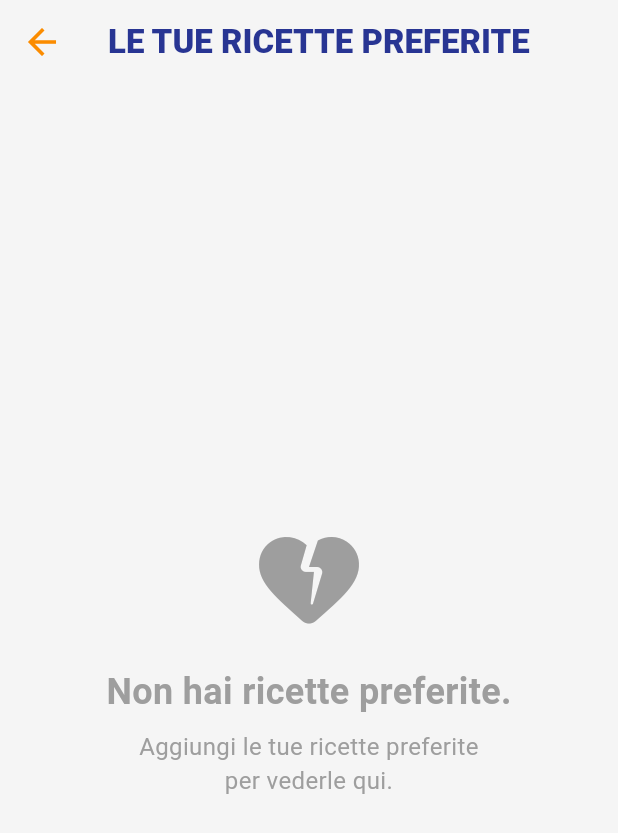
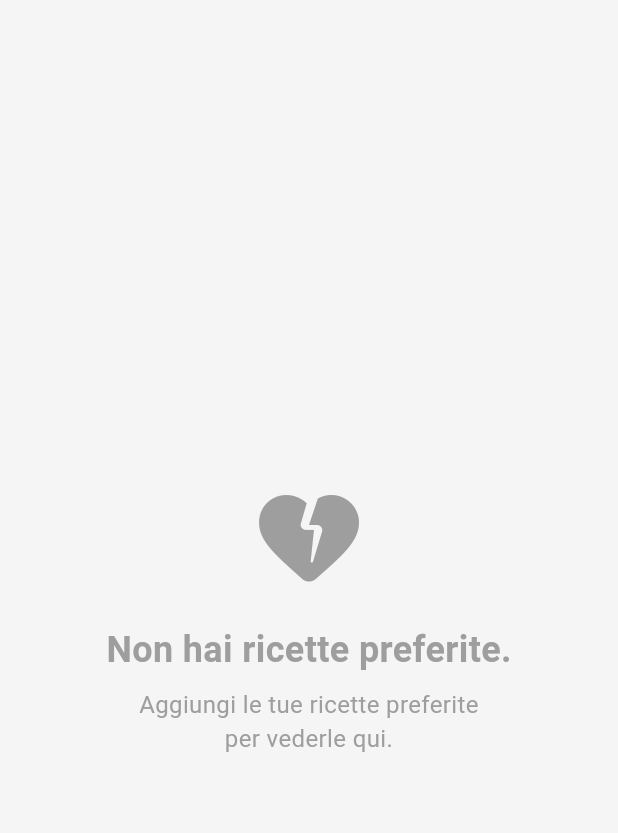
Before and after one commit to frankydedo/buonAPPetito, a Flutter app: the PreferitiPage screen opened by its route, on a phone screen of 412 x 824 dp. Shown: the top 833 px of the screen. Run offline on Flutter 3.47's test engine with Material 3 defaults, Android fonts, the phone set to English and light mode, and no system bars; our stand-ins replace flutter_slidable, google_fonts, image_picker.

Commit message:
minor changes

```diff
--- a/lib/pages/DashboardPage.dart
+++ b/lib/pages/DashboardPage.dart
@@ -101,7 +101,7 @@ class _DashboardPageState extends State<DashboardPage> {
                     children: [
                       // tile del carosello
                       SizedBox(
-                        height: screenHeight * 0.45,
+                        height: 420,
                         width: screenWidth * 0.95,
                         child: PageView.builder(
                           controller: _controllerCarosello,
--- a/lib/pages/PreferitiPage.dart
+++ b/lib/pages/PreferitiPage.dart
@@ -24,9 +24,11 @@ class _PreferitiPageState extends State<PreferitiPage> {
       builder: (context, colorsModel, ricetteModel, _) {
         final List<Ricetta> preferiti = ricetteModel.preferiti;
         return Scaffold(
-          appBar: AppBar(
-            centerTitle: true,
-            title: Text(
+          body: Container(
+            child: preferiti.isNotEmpty
+                ? Column(
+                  children: [
+                    Text(
                     'LE TUE RICETTE PREFERITE',
                       style: GoogleFonts.encodeSans(
                         color: colorsModel.getColoreTitoli(context),
@@ -34,16 +36,13 @@ class _PreferitiPageState extends State<PreferitiPage> {
                         fontWeight: FontWeight.w800
                       ),
                     ),
-            //backgroundColor: colorsModel.getColorePrimario(context),
-          ),
-          body: Container(
-            child: preferiti.isNotEmpty
-                ? ListView.builder(
+                    Expanded(
+                      child: ListView.builder(
                           itemCount: preferiti.length,
                           itemBuilder: (context, index) {
                             final ricetta = preferiti[index];
                             return Padding(
-                        padding: const EdgeInsets.fromLTRB(12.0, 10, 12, 0),
+                              padding: const EdgeInsets.fromLTRB(12.0, 24, 12, 0),
                               child: Slidable(
                                 endActionPane: ActionPane(
                                   motion: DrawerMotion(),
@@ -65,6 +64,9 @@ class _PreferitiPageState extends State<PreferitiPage> {
                               ),
                             );
                           },
+                        ),
+                    ),
+                  ],
                 )
 
                   // da mostrare in caso di lista vuota
--- a/lib/pages/SearchPage.dart
+++ b/lib/pages/SearchPage.dart
@@ -120,6 +120,7 @@ class _SearchPageState extends State<SearchPage> {
                   children: [
                     // Primo pulsante (Categorie)
                     SizedBox(
+                      height: 50,
                       width: screenWidth * 0.30,
                       child: ElevatedButton.icon(
                         onPressed: () {
@@ -133,7 +134,7 @@ class _SearchPageState extends State<SearchPage> {
                           shape: RoundedRectangleBorder(
                             borderRadius: BorderRadius.circular(20),
                           ),
-                          padding: EdgeInsets.symmetric(horizontal: 30, vertical: 15),
+                          padding: EdgeInsets.symmetric(horizontal: 30, vertical: 5),
                           elevation: isButtonPressed1 ? 3 : 0,
                           shadowColor: Colors.black,
                         ),
@@ -153,6 +154,7 @@ class _SearchPageState extends State<SearchPage> {
 
                     // Secondo pulsante (Difficoltà)
                     SizedBox(
+                      height: 50,
                       width: screenWidth * 0.30,
                       child: ElevatedButton.icon(
                         onPressed: () {
@@ -188,6 +190,7 @@ class _SearchPageState extends State<SearchPage> {
 
                     // Terzo pulsante (Tempo)
                     SizedBox(
+                      height: 50,
                       width: screenWidth * 0.30,
                       child: ElevatedButton.icon(
                         onPressed: () {
--- a/lib/utils/AggiuntiDiRecenteTile.dart
+++ b/lib/utils/AggiuntiDiRecenteTile.dart
@@ -52,8 +52,9 @@ class _AggiuntiDiRecenteTileState extends State<AggiuntiDiRecenteTile> {
                     borderRadius: BorderRadius.circular(20),
                     child: Image.asset(
                       widget.ricetta.percorsoImmagine,
-                      width: screenWidth*0.6,
-                      fit: BoxFit.fitWidth,
+                      height: 170,
+                      width: 250,
+                      fit: BoxFit.cover,
                     ),
                   ),
                   Positioned(
--- a/lib/utils/CaroselloTile.dart
+++ b/lib/utils/CaroselloTile.dart
@@ -19,7 +19,7 @@ class _CaroselloTileState extends State<CaroselloTile> {
   Widget build(BuildContext context) {
 
     double screenHeight = MediaQuery.of(context).size.height;
-    //double screenWidth = MediaQuery.of(context).size.width;
+    double screenWidth = MediaQuery.of(context).size.width;
     return Consumer2<ColorsProvider, RicetteProvider>(builder: (context, colorsModel, ricetteModel, _) {
       return Card(
         shape: RoundedRectangleBorder(
@@ -31,7 +31,8 @@ class _CaroselloTileState extends State<CaroselloTile> {
             children: [
               Image.asset(
                 widget.ricetta.percorsoImmagine,
-                height: screenHeight*0.45,
+                width: screenWidth * 0.95,
+                height: 420,
                 fit: BoxFit.cover,
               ),
               Padding(
```
Lines whose indentation alone changed are shown as unchanged.
